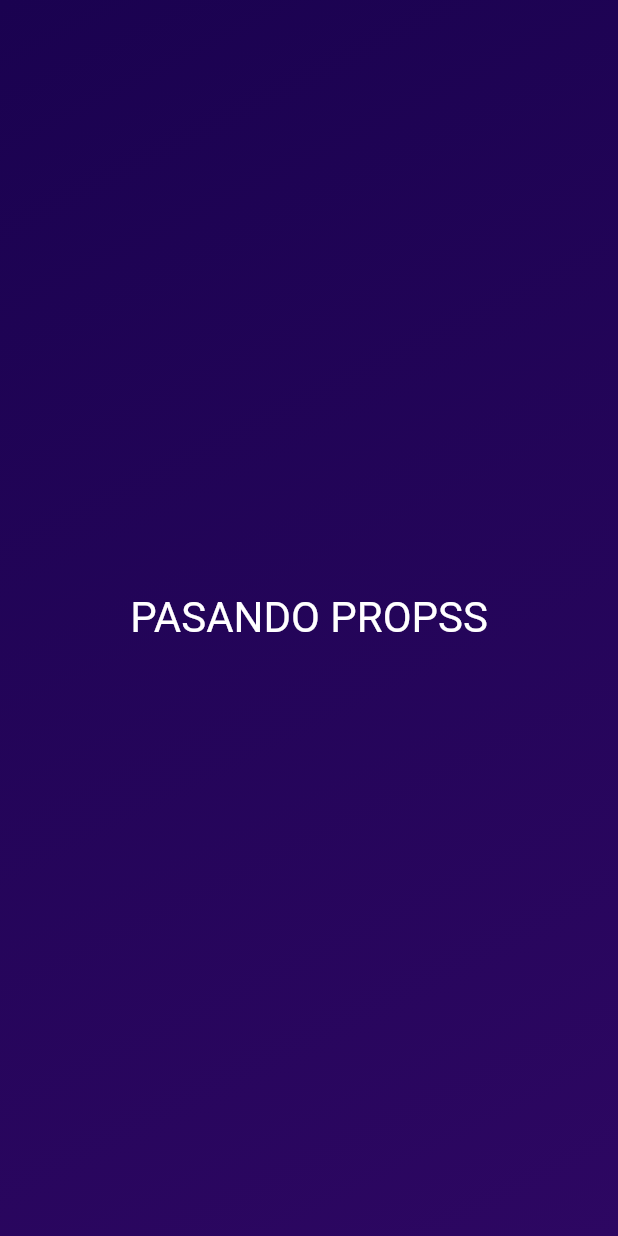
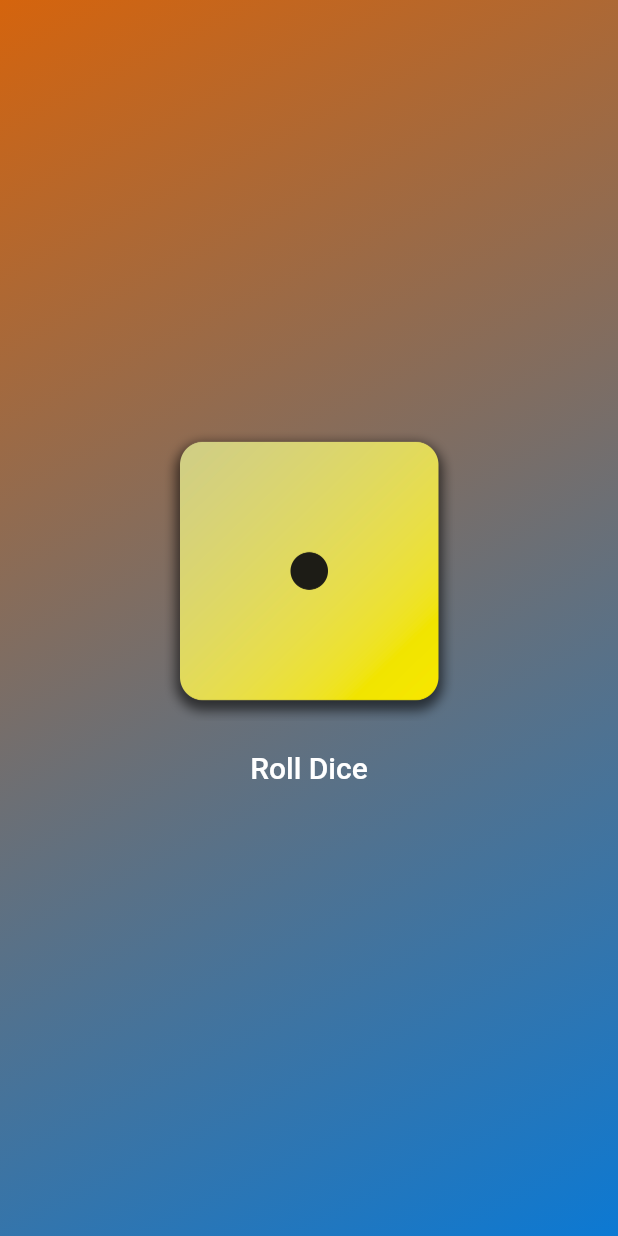
Before and after one commit to juanpabloCamus/roll_dice_app, a Flutter app: the screen it shows after launch, on a phone screen of 412 x 824 dp. Run offline on Flutter 3.47's test engine with Material 2 defaults, Android fonts, the phone set to English and light mode, and no system bars.

Commit message:
Roll dice

```diff
--- /dev/null
+++ b/lib/dice_roller.dart
@@ -0,0 +1,49 @@
+import 'package:flutter/material.dart';
+
+//const [state, setState] = useState('')
+
+class DiceRoller extends StatefulWidget {
+  const DiceRoller({super.key});
+
+  @override
+  State<DiceRoller> createState() {
+    return _DiceRollerState();
+  }
+}
+
+class _DiceRollerState extends State<DiceRoller> {
+  var activeDiceImage = 'assets/images/dice-1.png';
+
+  void rollDice() {
+    setState(() {
+      activeDiceImage = 'assets/images/dice-6.png';
+    });
+  }
+
+  @override
+  build(context) {
+    return Column(
+      mainAxisSize: MainAxisSize.min,
+      children: [
+        Image.asset(
+          activeDiceImage,
+          width: 200,
+        ),
+        TextButton(
+          onPressed: rollDice,
+          style: TextButton.styleFrom(
+            foregroundColor: Colors.amber,
+            padding: const EdgeInsets.all(20),
+          ),
+          child: const Text(
+            'Roll Dice',
+            style: TextStyle(
+              fontSize: 20,
+              color: Colors.white,
+            ),
+          ),
+        )
+      ],
+    );
+  }
+}
--- a/lib/gradient_container.dart
+++ b/lib/gradient_container.dart
@@ -1,26 +1,23 @@
 import 'package:flutter/material.dart';
-import 'package:roll_dice_app/styled_text.dart';
-
-const gradient = LinearGradient(
-  colors: [
-    Color.fromARGB(255, 26, 2, 80),
-    Color.fromARGB(255, 45, 7, 98),
-  ],
-  begin: Alignment.topLeft,
-  end: Alignment.bottomRight,
-);
+import 'package:roll_dice_app/dice_roller.dart';
 
 class GradientContainer extends StatelessWidget {
-  const GradientContainer({super.key});
+  const GradientContainer(this.colors, {super.key});
+
+  final List<Color> colors;
 
   @override
   Widget build(context) {
     return Container(
-      decoration: const BoxDecoration(
-        gradient: gradient,
+      decoration: BoxDecoration(
+        gradient: LinearGradient(
+          colors: colors,
+          begin: Alignment.topLeft,
+          end: Alignment.bottomRight,
+        ),
       ),
       child: const Center(
-        child: StyledText('PASANDO PROPSS'),
+        child: DiceRoller(),
       ),
     );
   }
--- a/lib/main.dart
+++ b/lib/main.dart
@@ -5,7 +5,10 @@ void main() {
   runApp(
     const MaterialApp(
       home: Scaffold(
-        body: GradientContainer(),
+        body: GradientContainer([
+          Color.fromARGB(255, 213, 100, 13),
+          Color.fromARGB(255, 12, 121, 211),
+        ]),
       ),
     ),
   );
--- a/lib/styled_text.dart
+++ b/lib/styled_text.dart
@@ -1,15 +1,15 @@
 import 'package:flutter/material.dart';
 
 class StyledText extends StatelessWidget {
-  StyledText(this.text, {super.key});
+  const StyledText(this.text, {super.key});
 
-  String text;
+  final String text;
 
   @override
   Widget build(context) {
     return Text(
       text,
-      style: TextStyle(
+      style: const TextStyle(
         color: Colors.white,
         fontSize: 28,
       ),
```
Also changed, not shown: pubspec.yaml (+7 -3 lines), assets/images/dice-1.png (added), assets/images/dice-2.png (added), assets/images/dice-3.png (added), assets/images/dice-4.png (added), assets/images/dice-5.png (added), assets/images/dice-6.png (added).
